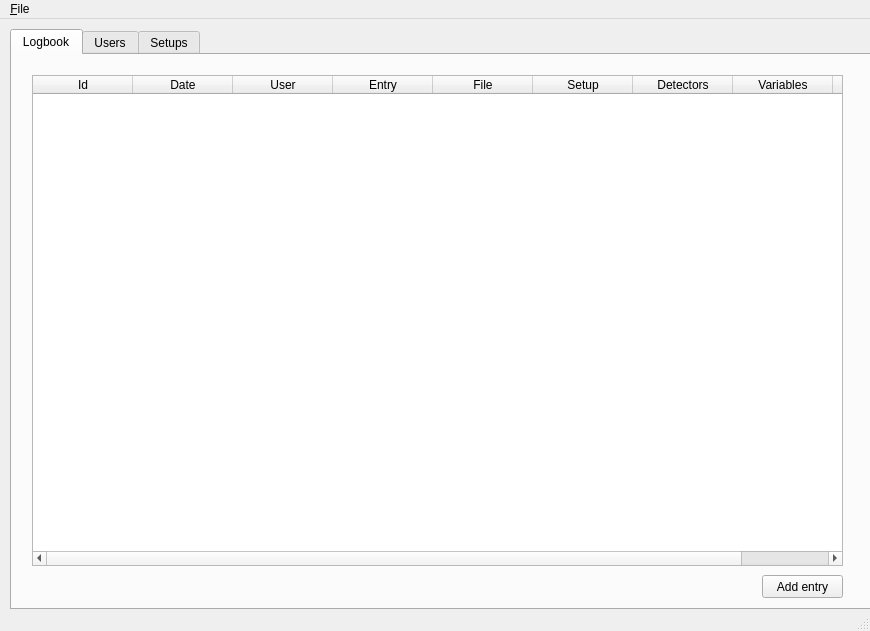
Old version of the form GUI/Logbook/logbookguimainwindow.ui in the repository uetke/SmartScan.
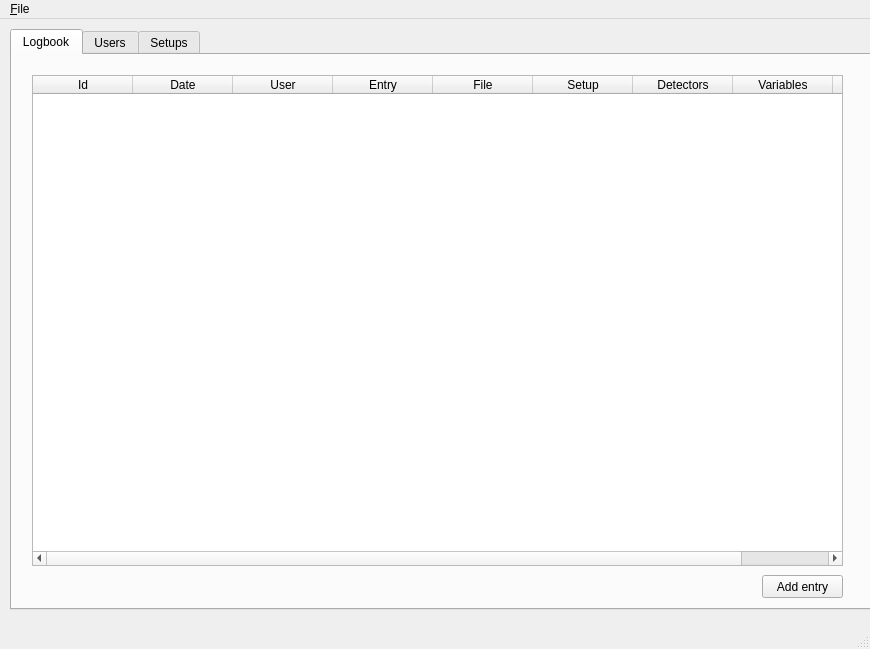
New version of the form.

```diff
--- a/GUI/Logbook/logbookguimainwindow.ui
+++ b/GUI/Logbook/logbookguimainwindow.ui
@@ -7,7 +7,7 @@
     <x>0</x>
     <y>0</y>
     <width>870</width>
-    <height>631</height>
+    <height>649</height>
    </rect>
   </property>
   <property name="windowTitle">
```
Left out of the diff: 2 changed lines with no effect on the pictures.
